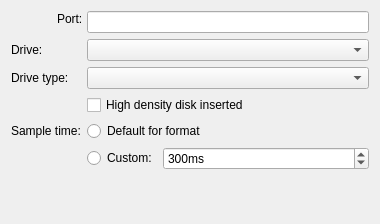
This is src/gui2/driveConfigurationForm.ui in davidgiven/fluxengine as Qt 5 draws it before an edit. The edited form follows.
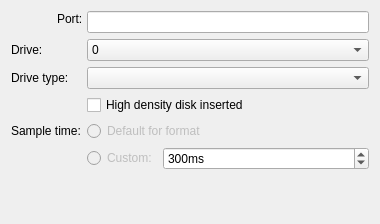
This is the edited form.

Commit message: A fair chunk of the drive component now works.

Patch:
```diff
--- a/src/gui2/driveConfigurationForm.ui
+++ b/src/gui2/driveConfigurationForm.ui
@@ -38,6 +38,16 @@
        <verstretch>0</verstretch>
       </sizepolicy>
      </property>
+     <item>
+      <property name="text">
+       <string>0</string>
+      </property>
+     </item>
+     <item>
+      <property name="text">
+       <string>1</string>
+      </property>
+     </item>
     </widget>
    </item>
    <item row="4" column="0">
@@ -66,6 +76,9 @@
    </item>
    <item row="6" column="1">
     <widget class="QRadioButton" name="defaultSampleTimeCheckbox">
+     <property name="enabled">
+      <bool>false</bool>
+     </property>
      <property name="text">
       <string>Default for format</string>
      </property>
@@ -78,6 +91,9 @@
     <layout class="QHBoxLayout" name="horizontalLayout_7">
      <item>
       <widget class="QRadioButton" name="customSampleTimeCheckBox">
+       <property name="enabled">
+        <bool>false</bool>
+       </property>
        <property name="text">
         <string>Custom:</string>
        </property>
```
The commit also changes 8 other files.
